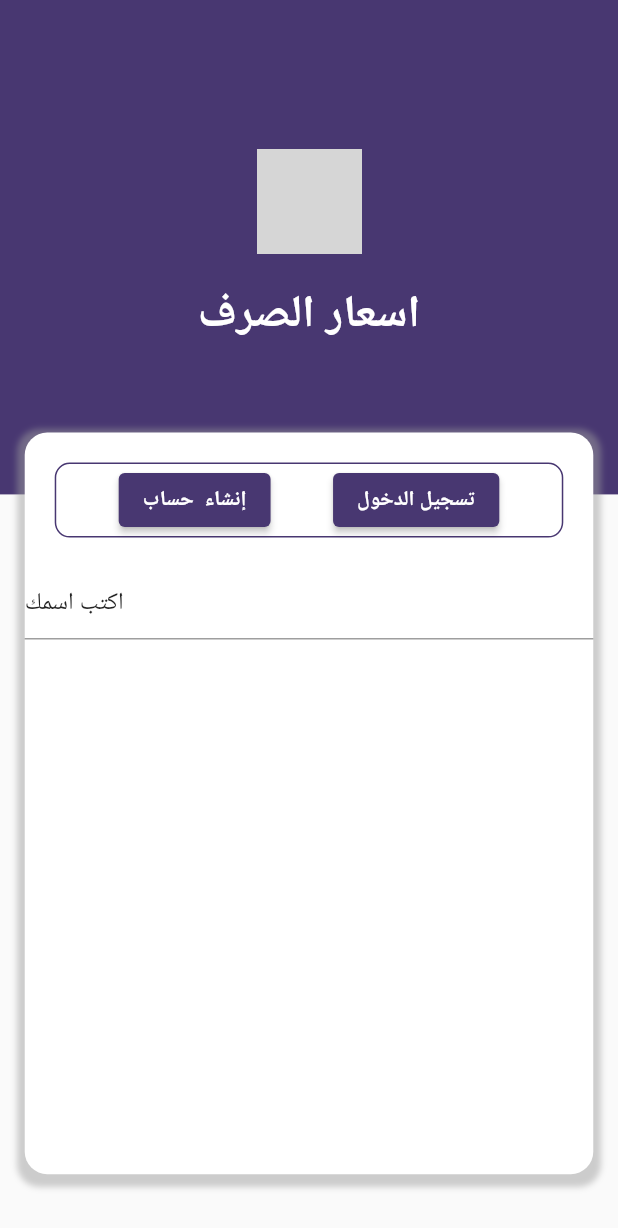
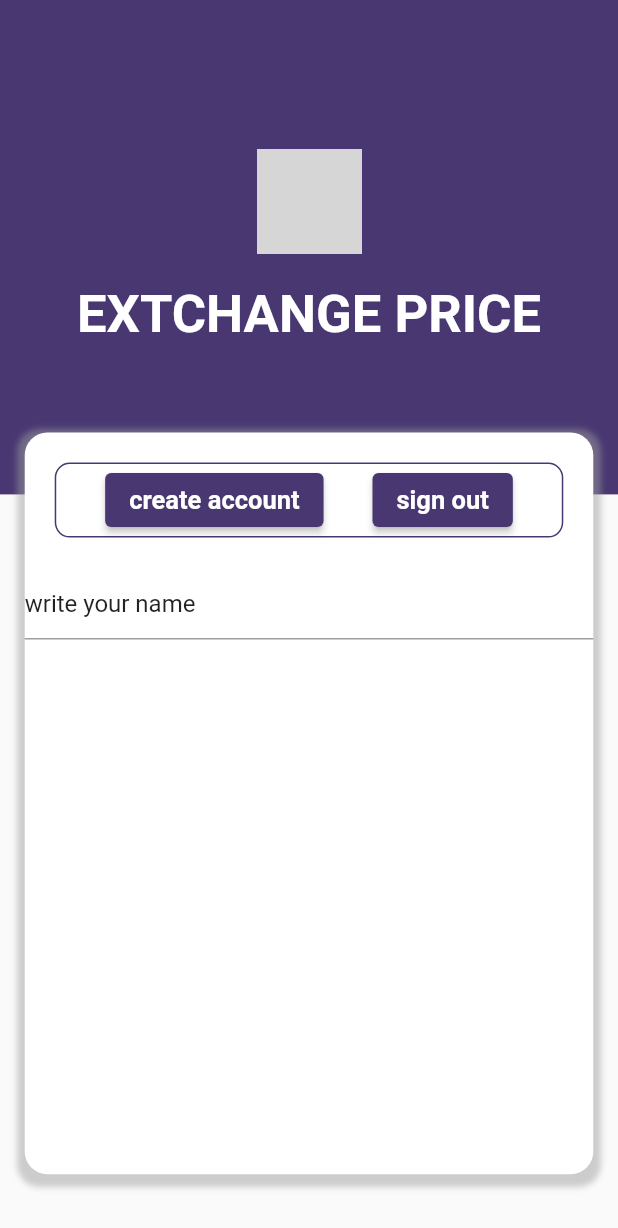
Before and after one commit to AsemSoft/exchange-price, a Flutter app: the LoginScreen screen opened directly, on a phone screen of 412 x 824 dp. Shown: the top 1228 px of the screen. Run offline on Flutter 3.47's test engine with Material 2 defaults, Android fonts, the phone set to English and light mode, and no system bars; our stand-ins replace get; grey boxes are pictures that could not be loaded.

Commit message:
change the text

```diff
--- a/lib/app.dart
+++ b/lib/app.dart
@@ -1,6 +1,7 @@
 import 'package:exchange_prices/view/splach_screen.dart';
 import 'package:flutter/material.dart';
 import 'package:get/get.dart';
+import 'package:exchange_prices/view/login_screen.dart';
 
 class ExchangePrice extends StatelessWidget {
   const ExchangePrice({Key? key}) : super(key: key);
@@ -9,7 +10,7 @@ class ExchangePrice extends StatelessWidget {
   Widget build(BuildContext context) {
     return GetMaterialApp(
       debugShowCheckedModeBanner: false,
-      home: SplachScreen(),
+      home: LoginScreen(),
     );
   }
 }
--- a/lib/view/login_screen.dart
+++ b/lib/view/login_screen.dart
@@ -34,10 +34,10 @@ class LoginScreen extends StatelessWidget {
                   // padding: EdgeInsets.all(10),
                   margin: const EdgeInsets.only(top: 20),
                   child: Text(
-                    'اسعار الصرف',
+                    'EXTCHANGE PRICE',
                     style: TextStyle(
                         color: AppColores.white,
-                        fontSize: 30,
+                        fontSize: 35,
                         fontWeight: FontWeight.bold),
                   ),
                 ),
@@ -81,8 +81,8 @@ class LoginScreen extends StatelessWidget {
                             backgroundColor: AppColores.primaryColor,
                           ),
                           child: const Text(
-                            'إنشاء  حساب',
-                            style: TextStyle(fontWeight: FontWeight.bold),
+                            'create account',
+                            style: TextStyle(fontWeight: FontWeight.bold,fontSize: 17),
                           ),
                         ),
                         ElevatedButton(
@@ -91,15 +91,15 @@ class LoginScreen extends StatelessWidget {
                               backgroundColor: MaterialStateProperty.all(
                                   AppColores.primaryColor)),
                           child: const Text(
-                            'تسجيل الدخول',
-                            style: TextStyle(fontWeight: FontWeight.bold),
+                            'sign out',
+                            style: TextStyle(fontWeight: FontWeight.bold,fontSize: 17),
                           ),
                         ),
                       ],
                     ),
                   ),
                   TextFormField(
-                    initialValue: "اكتب اسمك",
+                    initialValue: "write your name",
                   ),
                 ],
               ))
--- a/pubspec.yaml
+++ b/pubspec.yaml
@@ -63,7 +63,7 @@ flutter:
   # To add assets to your application, add an assets section, like this:
   assets:
    - assets/images/
-#   - assets/cocial/
+   - assets/social/
 
   # An image asset can refer to one or more resolution-specific "variants", see
   # https://flutter.dev/assets-and-images/#resolution-aware
```
Also changed, not shown: lib/main.dart (line endings or trailing spaces).
